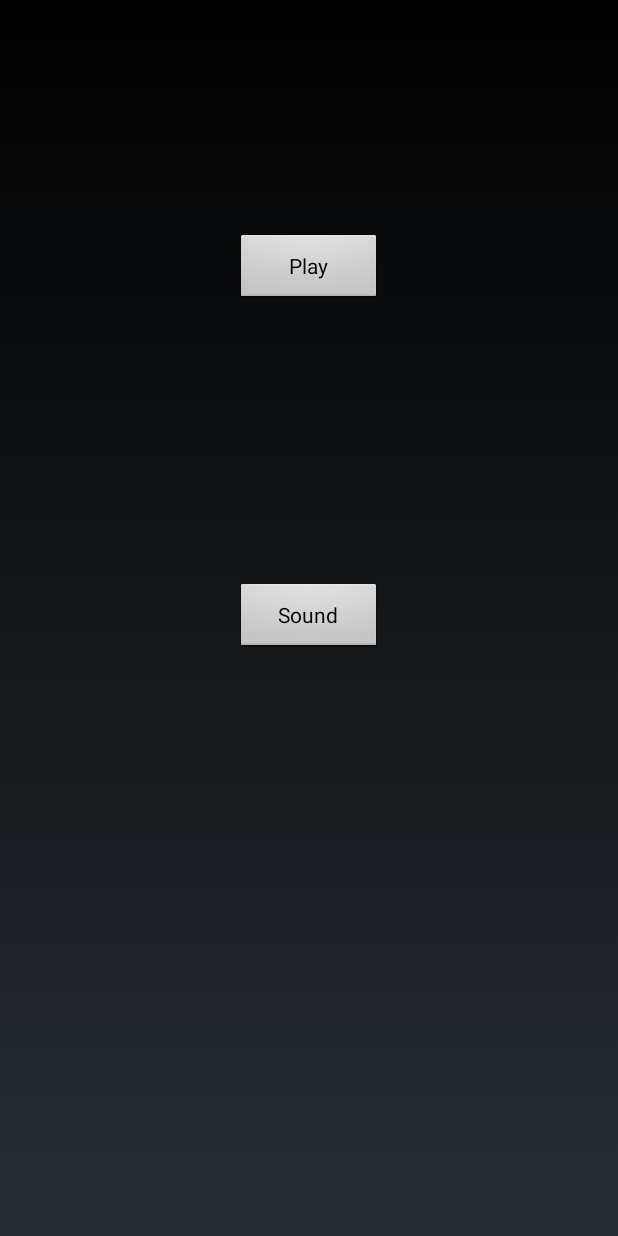
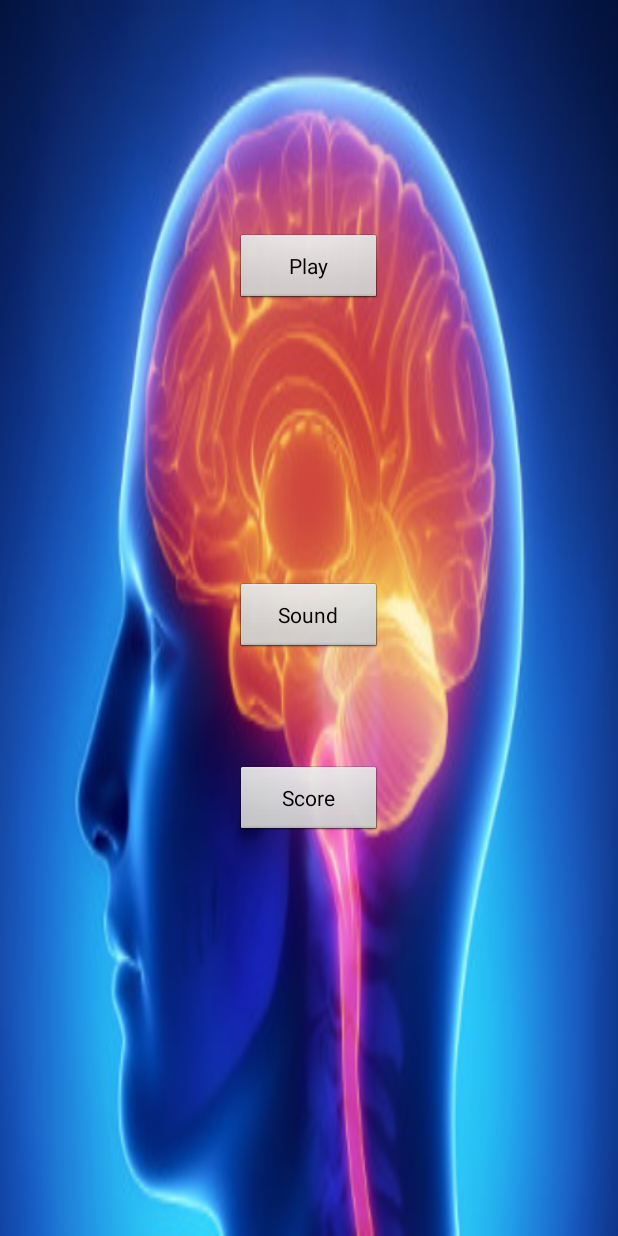
Before and after one commit to Mzartek/AndroidEngine, an Android app: the MenuActivity screen opened directly, with no data from a screen before it, on a phone screen of 412 x 824 dp. Run offline under Robolectric (Android 15) with nearby library versions, the phone set to English and light mode, and no system bars.

Commit message:
Menu modif

```diff
--- a/app/src/main/java/com/paris8/univ/androidproject/game/MenuActivity.java
+++ b/app/src/main/java/com/paris8/univ/androidproject/game/MenuActivity.java
@@ -15,6 +15,7 @@ public class MenuActivity extends Activity {
 
     private Button playButton;
     private Button soundButton;
+    private Button scoreButton;
 
     @Override
     public void onCreate(Bundle savedInstanceState) {
@@ -23,6 +24,7 @@ public class MenuActivity extends Activity {
 
         playButton = (Button) findViewById(R.id.playButton);
         soundButton = (Button) findViewById(R.id.soundButton);
+        scoreButton = (Button) findViewById(R.id.scoreButton);
 
         playButton.setOnClickListener(new View.OnClickListener() {
             @Override
@@ -39,5 +41,12 @@ public class MenuActivity extends Activity {
             }
         });
 
+        scoreButton.setOnClickListener(new View.OnClickListener() {
+            @Override
+            public void onClick(View v) {
+                //afficher les scores !
+            }
+        });
+
     }
 }
--- a/app/src/main/res/layout/activity_menu.xml
+++ b/app/src/main/res/layout/activity_menu.xml
@@ -2,7 +2,8 @@
 <RelativeLayout xmlns:android="http://schemas.android.com/apk/res/android"
     android:orientation="vertical" android:layout_width="match_parent"
     android:layout_height="match_parent"
-    android:weightSum="1">
+    android:weightSum="1"
+    android:background="@drawable/cerveau">
 
     <Button
         android:layout_width="98dp"
@@ -10,7 +11,7 @@
         android:text="Play"
         android:id="@+id/playButton"
         android:layout_gravity="center_horizontal"
-        android:layout_weight="0.06"
+        android:layout_weight="1"
         android:layout_alignParentTop="true"
         android:layout_centerHorizontal="true"
         android:layout_marginTop="155dp" />
@@ -19,10 +20,21 @@
         android:layout_width="98dp"
         android:layout_height="wrap_content"
         android:text="Sound"
+        android:layout_weight="1"
         android:id="@+id/soundButton"
         android:layout_centerVertical="true"
         android:layout_alignRight="@+id/playButton"
         android:layout_alignEnd="@+id/playButton"
         android:layout_alignLeft="@+id/playButton"
         android:layout_alignStart="@+id/playButton" />
+
+    <Button
+        android:layout_width="98dp"
+        android:layout_height="wrap_content"
+        android:text="Score"
+        android:layout_weight="1"
+        android:id="@+id/scoreButton"
+        android:layout_below="@+id/soundButton"
+        android:layout_centerHorizontal="true"
+        android:layout_marginTop="74dp" />
 </RelativeLayout>
```
Also changed, not shown: app/src/main/res/drawable/cerveau.jpg (added).
